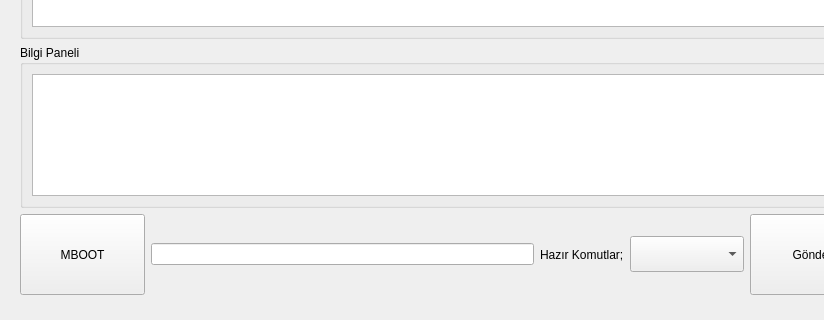
Above: ui/log_alma_screen.ui from cihansenyuz/system_controller before the change; both pictures show x 0 to 824 and y 470 to 790 of the 1086 by 790 pixel window. Below: the same form after it.
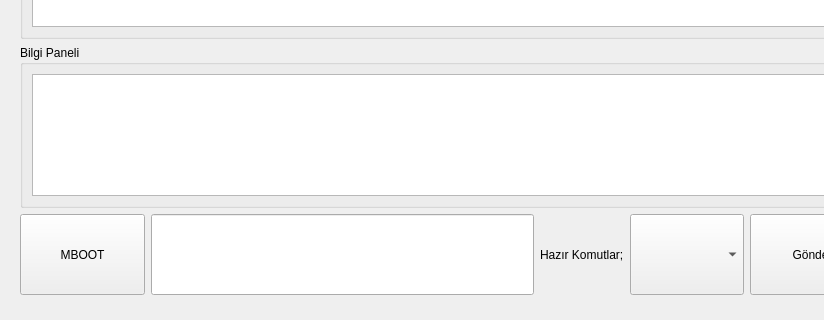
That is the form after the change.

Patch:
```diff
--- a/ui/log_alma_screen.ui
+++ b/ui/log_alma_screen.ui
@@ -77,7 +77,14 @@
          </widget>
         </item>
         <item>
-         <widget class="QLineEdit" name="messageLine"/>
+         <widget class="QLineEdit" name="messageLine">
+          <property name="sizePolicy">
+           <sizepolicy hsizetype="Expanding" vsizetype="Minimum">
+            <horstretch>0</horstretch>
+            <verstretch>0</verstretch>
+           </sizepolicy>
+          </property>
+         </widget>
         </item>
         <item>
          <widget class="QLabel" name="label">
@@ -91,6 +98,12 @@
           <property name="enabled">
            <bool>true</bool>
           </property>
+          <property name="sizePolicy">
+           <sizepolicy hsizetype="Preferred" vsizetype="Minimum">
+            <horstretch>0</horstretch>
+            <verstretch>0</verstretch>
+           </sizepolicy>
+          </property>
           <property name="minimumSize">
            <size>
             <width>0</width>
@@ -112,6 +125,7 @@
           <property name="font">
            <font>
             <pointsize>18</pointsize>
+            <weight>50</weight>
             <bold>false</bold>
            </font>
           </property>
```
Left out of the diff: 2 changed lines with no effect on the pictures.
